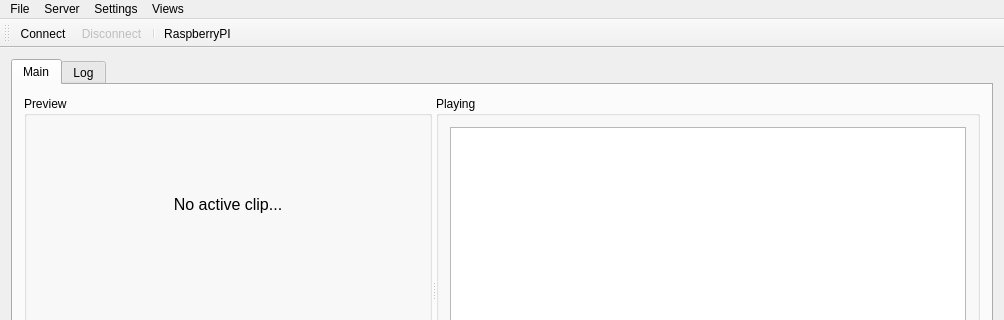
This is CuteCaspar/MainWindow.ui in geertdaelemans/CuteCaspar as Qt 5 draws it before an edit; both pictures show x 0 to 1004 and y 0 to 320 of the 1004 by 558 pixel window. The edited form follows.
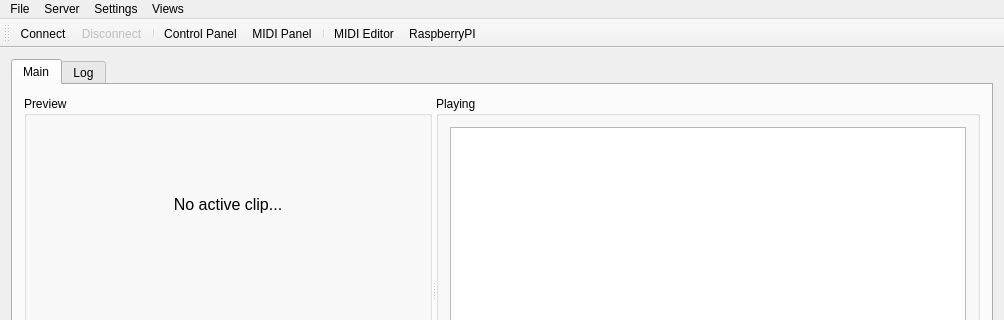
This is the edited form. Icons and pictures are not drawn.

Patch:
```diff
--- a/CuteCaspar/MainWindow.ui
+++ b/CuteCaspar/MainWindow.ui
@@ -286,6 +286,10 @@
    <addaction name="actionConnect"/>
    <addaction name="actionDisconnect"/>
    <addaction name="separator"/>
+   <addaction name="actionControl_Panel"/>
+   <addaction name="actionMidi_Panel"/>
+   <addaction name="separator"/>
+   <addaction name="actionMIDI_Editor"/>
    <addaction name="actionRaspberryPI"/>
   </widget>
   <widget class="QStatusBar" name="statusBar"/>
```
Left out of the diff: 12 changed lines with no effect on the pictures.
